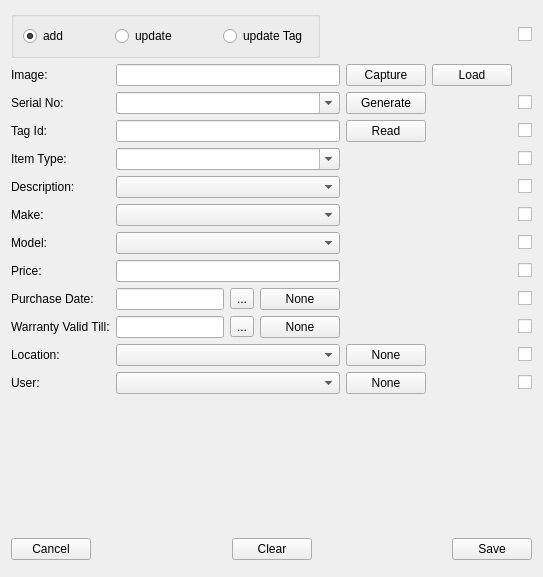
Qt form GUI/uiFiles/Manage_Items.ui (aumanimationstudios/Grantha) before a commit.
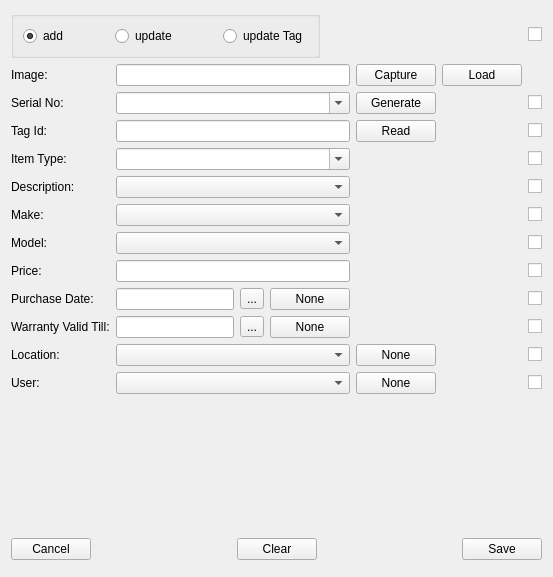
The same form after that commit. Icons and pictures are not drawn.

Diff of the .ui file:
```diff
--- a/GUI/uiFiles/Manage_Items.ui
+++ b/GUI/uiFiles/Manage_Items.ui
@@ -6,7 +6,7 @@
    <rect>
     <x>0</x>
     <y>0</y>
-    <width>516</width>
+    <width>553</width>
     <height>577</height>
    </rect>
   </property>
```
Left out of the diff: 1243 changed lines with no effect on the pictures.
